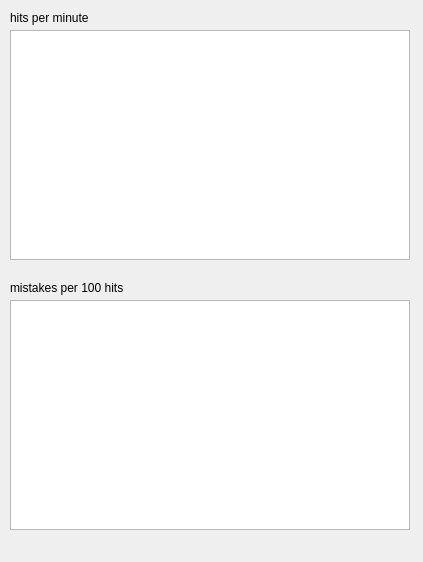
Old version of the form form/statisticwidget.ui in the repository Codingboy/neo.
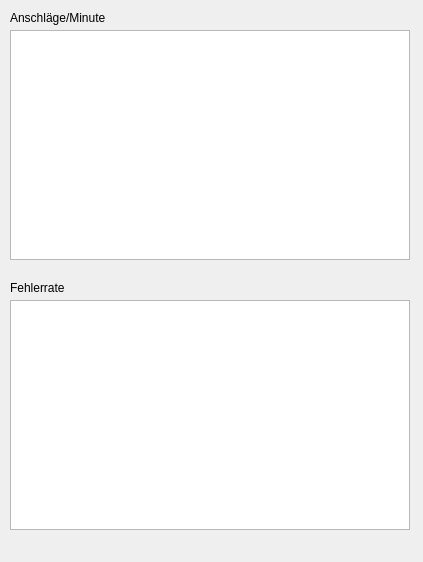
New version of the form.

```diff
--- a/form/statisticwidget.ui
+++ b/form/statisticwidget.ui
@@ -165,12 +165,12 @@
     <rect>
      <x>10</x>
      <y>10</y>
-     <width>91</width>
+     <width>111</width>
      <height>16</height>
     </rect>
    </property>
    <property name="text">
-    <string>hits per minute</string>
+    <string>Anschläge/Minute</string>
    </property>
   </widget>
   <widget class="QLabel" name="label_2">
@@ -183,7 +183,7 @@
     </rect>
    </property>
    <property name="text">
-    <string>mistakes per 100 hits</string>
+    <string>Fehlerrate</string>
    </property>
   </widget>
  </widget>
```
